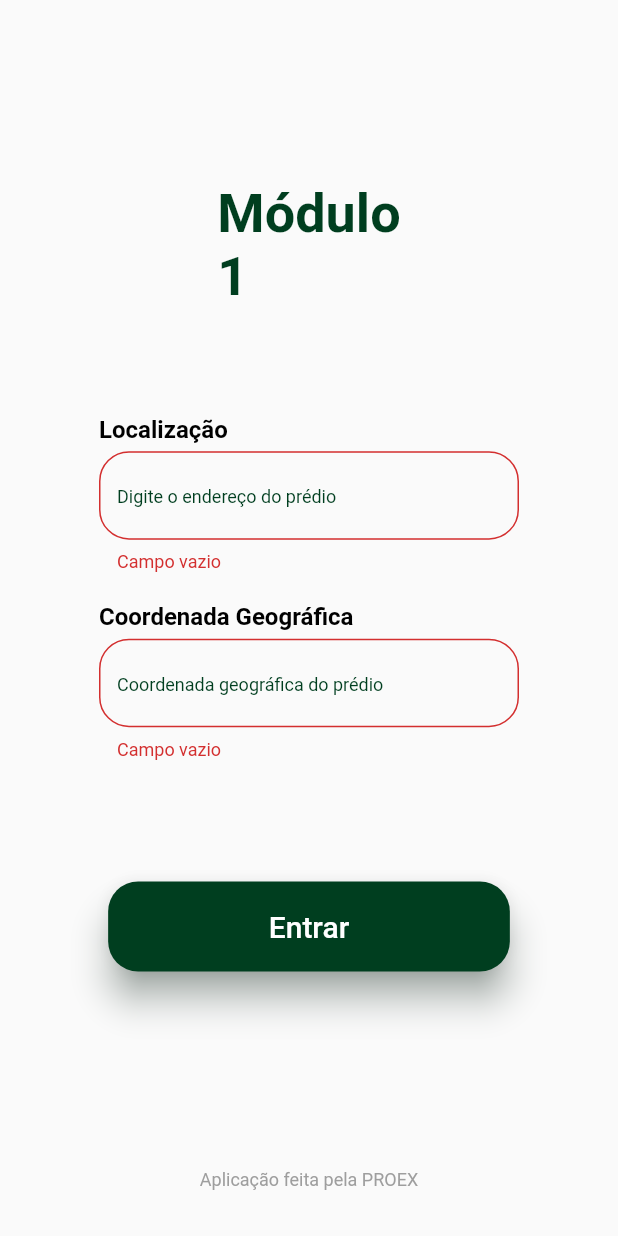
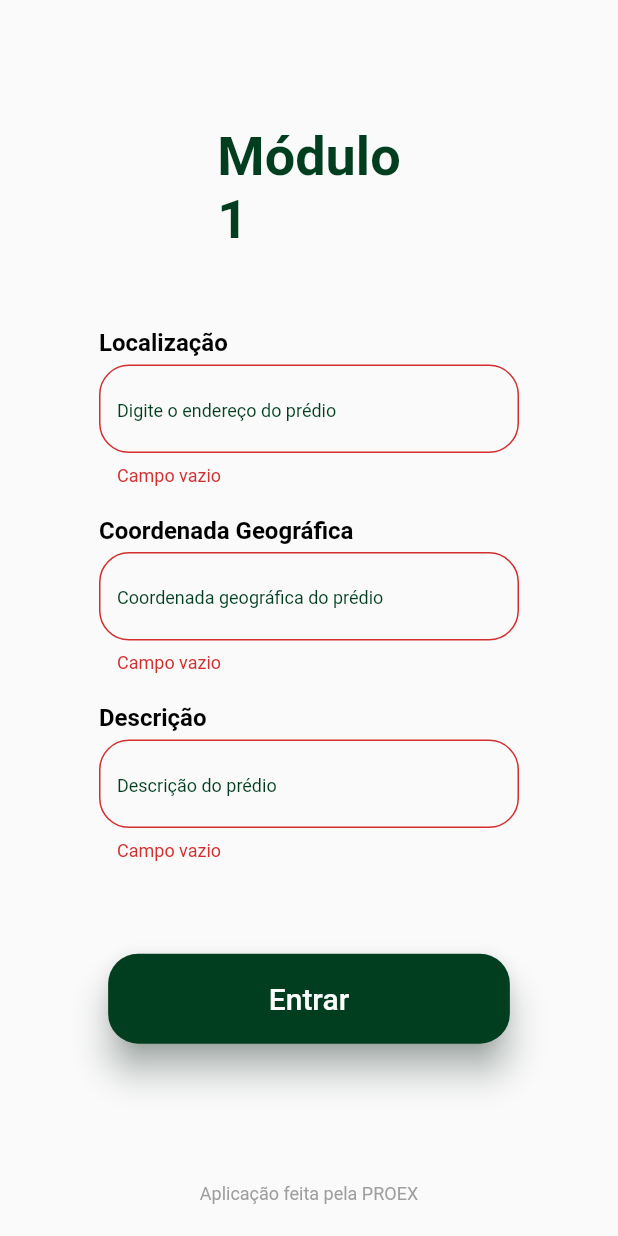
Before and after one commit to marcos-bah/modulo1_deficientes_visuais_proex, a Flutter app: the screen it shows after launch, after a tap on "Entrar", on a phone screen of 412 x 824 dp. Run offline on Flutter 3.47's test engine with Material 2 defaults, Android fonts, the phone set to English and light mode, and no system bars; our stand-ins replace rx_notifier; Roboto replaces fonts that are missing (Manrope).

Commit message:
[ADD] Adicionado o campo para inserir a descrição

```diff
--- a/lib/src/features/map/map.view.dart
+++ b/lib/src/features/map/map.view.dart
@@ -54,7 +54,6 @@ class _MapViewState extends State<MapView> {
                     description: "Digite o endereço do prédio",
                     validator: (String value) {
                       if (value.isEmpty) return "Campo vazio";
-                      if (value.length < 10) return "Campo muito pequeno";
                       return null;
                     },
                     controller: controller.mapEditingController,
@@ -75,6 +74,22 @@ class _MapViewState extends State<MapView> {
                         onChanged: (value) {},
                         icon: SizedBox(),
                         keyboardType: TextInputType.numberWithOptions(),
+                      );
+                    },
+                  ),
+                  RxBuilder(
+                    builder: (context) {
+                      return FormFieldWidget(
+                        title: "Descrição",
+                        description: "Descrição do prédio",
+                        validator: (value) {
+                          if (value.isEmpty) return "Campo vazio";
+                          return null;
+                        },
+                        controller: controller.geoEditingController,
+                        onChanged: (value) {},
+                        icon: SizedBox(),
+                        keyboardType: TextInputType.multiline,
                       );
                     },
                   ),
```
